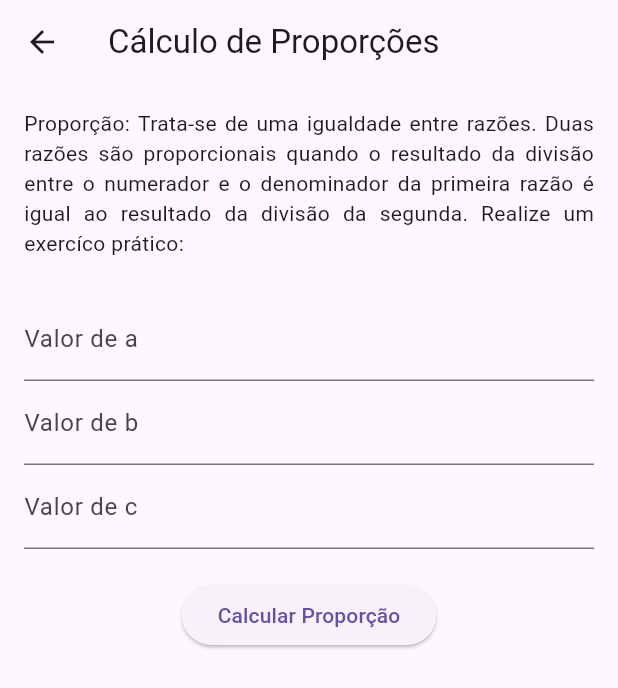
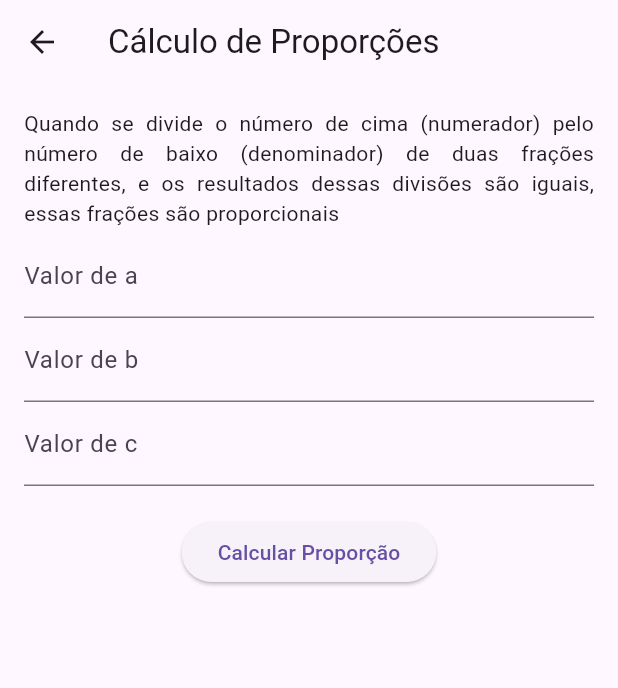
Before and after one commit to sanderpiva/app_mt, a Flutter app: the ProportionCalculationScreen screen opened directly, on a phone screen of 412 x 824 dp. Shown: the top 688 px of the screen. Run offline on Flutter 3.47's test engine with Material 3 defaults, Android fonts, the phone set to English and light mode, and no system bars.

Commit message:
Add files via upload

```diff
--- a/lib/screens/pa_calculation_screen.dart
+++ b/lib/screens/pa_calculation_screen.dart
@@ -30,7 +30,6 @@ class _PACalculationScreenState extends State<PACalculationScreen> {
 
       setState(() {
         result =
-        'O ${posicao}º termo da PA é ${resultado.toStringAsFixed(2)}:\n'
             'an = a1 + (n - 1) * r\n'
             'a${posicao} = ${primeiroTermo} + (${posicao} - 1) * ${razao}\n'
             'a${posicao} = ${primeiroTermo} + ${resultadoPosicaoMenosUm} * ${razao}\n'
@@ -51,10 +50,10 @@ class _PACalculationScreenState extends State<PACalculationScreen> {
           child: Column(
             children: [
               const Text (
-                'Progressao Aritmética PA: Sequência numérica em que cada termo, a partir do segundo, é igual ao anterior somado com um número fixo, chamado razão ou r. Realize um exercício prático:',
+                'Sequência numérica em que cada termo, a partir do segundo, é igual ao anterior somado com um número fixo, chamado razão ou r. Pratique:',
                 textAlign: TextAlign.justify,
               ),
-              SizedBox(height: 26),
+              SizedBox(height: 4),
               TextFormField(
                 controller: _primeiroTermoController,
                 decoration: const InputDecoration(labelText: 'Primeiro Termo (a1)'),
--- a/lib/screens/pg_calculation_screen.dart
+++ b/lib/screens/pg_calculation_screen.dart
@@ -30,7 +30,6 @@ class _PGCalculationScreenState extends State<PGCalculationScreen> {
 
       setState(() {
         result =
-        'O ${posicao}º termo da PG é ${resultado.toStringAsFixed(2)}:\n'
             'an = a1 * q ^ (n - 1)\n'
             'a${posicao} = ${primeiroTermo} * (${razao}) ^ (${posicao} - 1)\n'
             'a${posicao} = ${primeiroTermo} * (${razao}) ^ (${resultadoPosicaoMenosUm})\n'
@@ -51,10 +50,10 @@ class _PGCalculationScreenState extends State<PGCalculationScreen> {
           child: Column(
             children: [
               const Text (
-                'Progressao Geométrica PG: Sequência de numeros não nulos em que cada termo posterior, a partir do segundo, é igual ao anterior multiplicado por um número fixo: razão ou q. Realize um exercício prático:',
+                'Sequência de numeros não nulos em que cada termo posterior, a partir do segundo, é igual ao anterior multiplicado por um número fixo q. Pratique:',
                 textAlign: TextAlign.justify,
               ),
-              SizedBox(height: 26),
+              SizedBox(height: 4),
               TextFormField(
                 controller: _primeiroTermoController,
                 decoration: const InputDecoration(labelText: 'Primeiro Termo (a1)'),
--- a/lib/screens/proportion_calculation_screen.dart
+++ b/lib/screens/proportion_calculation_screen.dart
@@ -51,10 +51,10 @@ class _ProportionCalculationScreenState extends State<ProportionCalculationScree
           child: Column(
             children: [
               const Text (
-                'Proporção: Trata-se de uma igualdade entre razões. Duas razões são proporcionais quando o resultado da divisão entre o numerador e o denominador da primeira razão é igual ao resultado da divisão da segunda. Realize um exercíco prático:',
+                'Quando se divide o número de cima (numerador) pelo número de baixo (denominador) de duas frações diferentes, e os resultados dessas divisões são iguais, essas frações são proporcionais',
                 textAlign: TextAlign.justify,
               ),
-              SizedBox(height: 26),
+              SizedBox(height: 4),
               TextFormField(
                 controller: _aController,
                 decoration: const InputDecoration(labelText: 'Valor de a'),
--- a/lib/screens/pythagoras_calculation_screen.dart
+++ b/lib/screens/pythagoras_calculation_screen.dart
@@ -44,10 +44,10 @@ class _PythagorasCalculationScreenState extends State<PythagorasCalculationScree
           child: Column(
             children: [
               const Text(
-                'Teorema Pitágoras: relaciona os lados de um triângulo retângulo. Segundo Teorema, o quadrado da hipotensa é igual ao quadrado dos catetos. Realize um exercício prático:',
+                'Segundo Teorema, o quadrado da hipotensa é igual ao quadrado dos catetos. Pratique:',
                 textAlign: TextAlign.justify,
               ),
-              SizedBox(height: 26),
+              SizedBox(height: 4),
               TextFormField(
                 controller: _catetoOpostoController,
                 decoration: const InputDecoration(labelText: 'Cateto oposto'),
```
